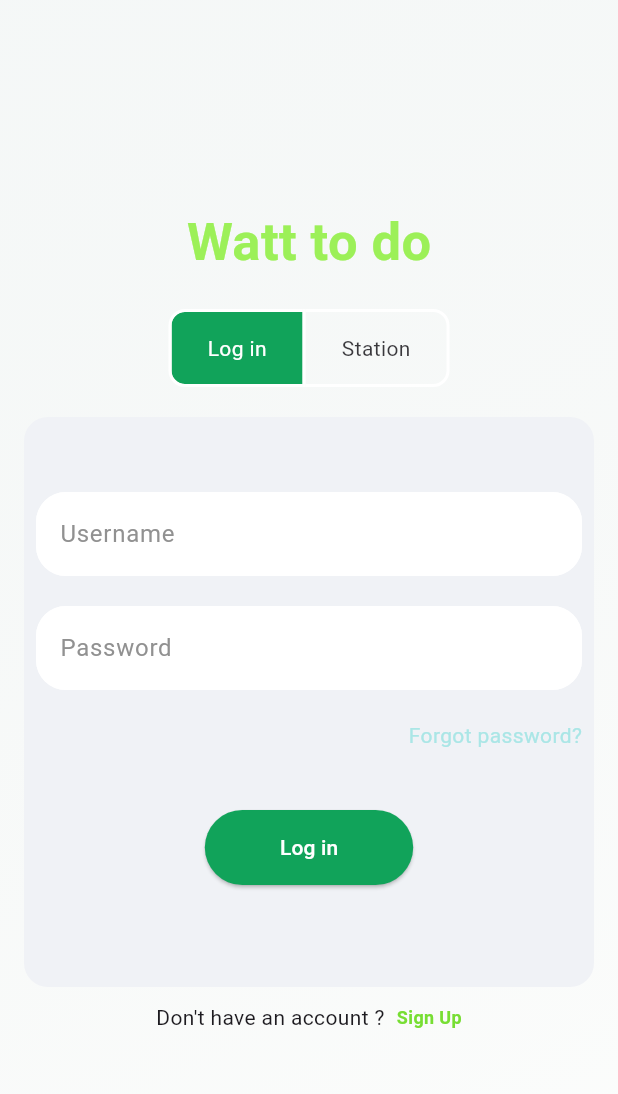
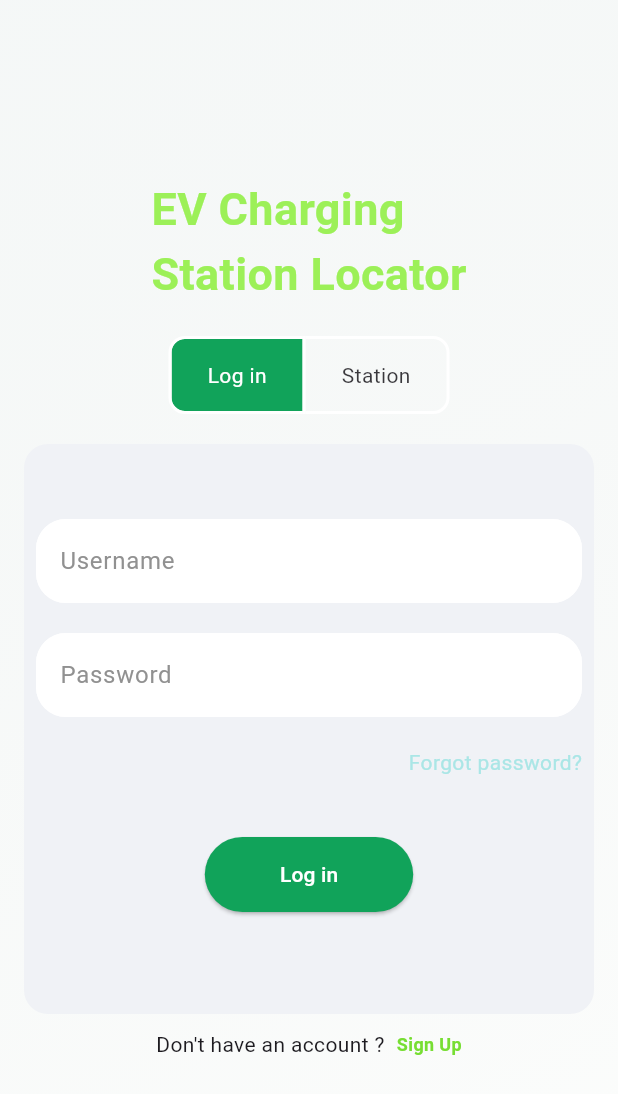
Before and after one commit to shreyaniraula/ev_station_frontend, a Flutter app: the screen it shows after launch, after a tap on "Log in", on a phone screen of 412 x 824 dp. Shown: the top 1094 px of the screen. Run offline on Flutter 3.47's test engine with Material 3 defaults, Android fonts, the phone set to English and light mode, and no system bars.

Commit message:
Minor Changes

```diff
--- a/lib/screens/verification/login_page.dart
+++ b/lib/screens/verification/login_page.dart
@@ -9,7 +9,7 @@ class LoginPage extends StatefulWidget {
 
   // This should return a private state, which is valid.
   @override
-  _LoginPageState createState() => _LoginPageState();
+  State<LoginPage> createState() => _LoginPageState();
 }
 
 // Private state class
@@ -22,27 +22,28 @@ class _LoginPageState extends State<LoginPage> {
       child: Scaffold(
         body: Container(
           decoration: const BoxDecoration(
-              gradient: LinearGradient(colors: [
-            Color.fromARGB(136, 242, 243, 242),
-            Color.fromARGB(255, 252, 253, 252)
-          ], begin: Alignment.topLeft, end: Alignment.bottomRight)),
+            gradient: LinearGradient(colors: [
+              Color.fromARGB(136, 242, 243, 242),
+              Color.fromARGB(255, 252, 253, 252)
+            ], begin: Alignment.topLeft, end: Alignment.bottomRight),
+          ),
           child: Padding(
             padding: const EdgeInsets.symmetric(horizontal: 16.0),
             child: Column(
               mainAxisAlignment: MainAxisAlignment.center,
               children: [
+                // App Name
                 const Text(
-                  'Watt to do',
+                  'EV Charging\nStation Locator',
                   style: TextStyle(
                     color: Color.fromARGB(255, 156, 240, 88),
-                    fontSize: 35,
+                    fontSize: 30,
                     fontWeight: FontWeight.bold,
                   ),
                 ),
                 const SizedBox(height: 20),
 
-                // Toogle Button
-
+                // Toogle Buttons
                 ToggleButtons(
                   borderColor: Colors.white,
                   fillColor: const Color.fromARGB(255, 17, 163, 90),
@@ -55,6 +56,7 @@ class _LoginPageState extends State<LoginPage> {
                       for (int i = 0; i < isSelected.length; i++) {
                         isSelected[i] = i == index;
                       }
+                      print(isSelected);
                     });
                   },
                   isSelected: isSelected,
@@ -70,6 +72,8 @@ class _LoginPageState extends State<LoginPage> {
                   ],
                 ),
                 const SizedBox(height: 20),
+
+                //Input Details: username and password
                 Container(
                   height: 380,
                   width: double.infinity,
@@ -102,10 +106,8 @@ class _LoginPageState extends State<LoginPage> {
                           fillColor: Colors.white,
                         ),
                       ),
+                      const SizedBox(height: 20),
 
-                      // pass
-
-                      const SizedBox(height: 20),
                       TextField(
                         obscureText: true,
                         style: const TextStyle(color: Colors.white),
@@ -128,6 +130,8 @@ class _LoginPageState extends State<LoginPage> {
                         ),
                       ),
                       const SizedBox(height: 20),
+
+                      //Forgot Password
                       Align(
                         alignment: Alignment.centerRight,
                         child: GestureDetector(
@@ -142,6 +146,7 @@ class _LoginPageState extends State<LoginPage> {
                         ),
                       ),
                       const SizedBox(height: 40),
+
                       ElevatedButton(
                         onPressed: () {
                           Navigator.push(
@@ -203,9 +208,3 @@ class _LoginPageState extends State<LoginPage> {
     );
   }
 }
-
-void main() => runApp(
-      const MaterialApp(
-        home: LoginPage(),
-      ),
-    );
```
Also changed, not shown: pubspec.lock.
